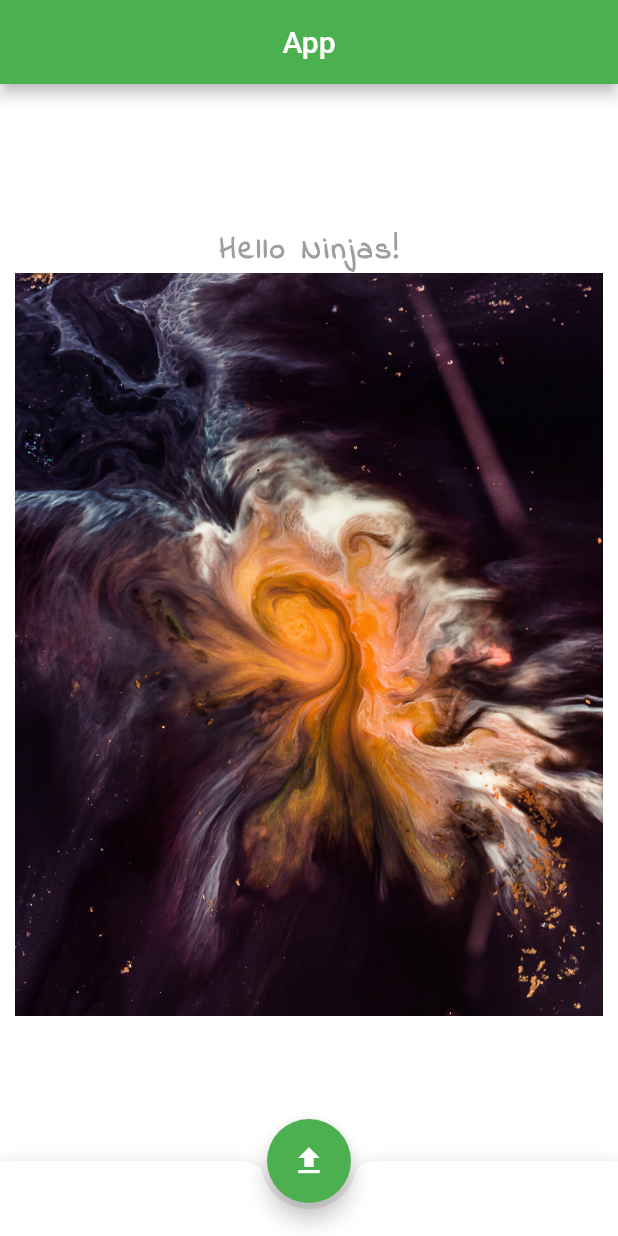
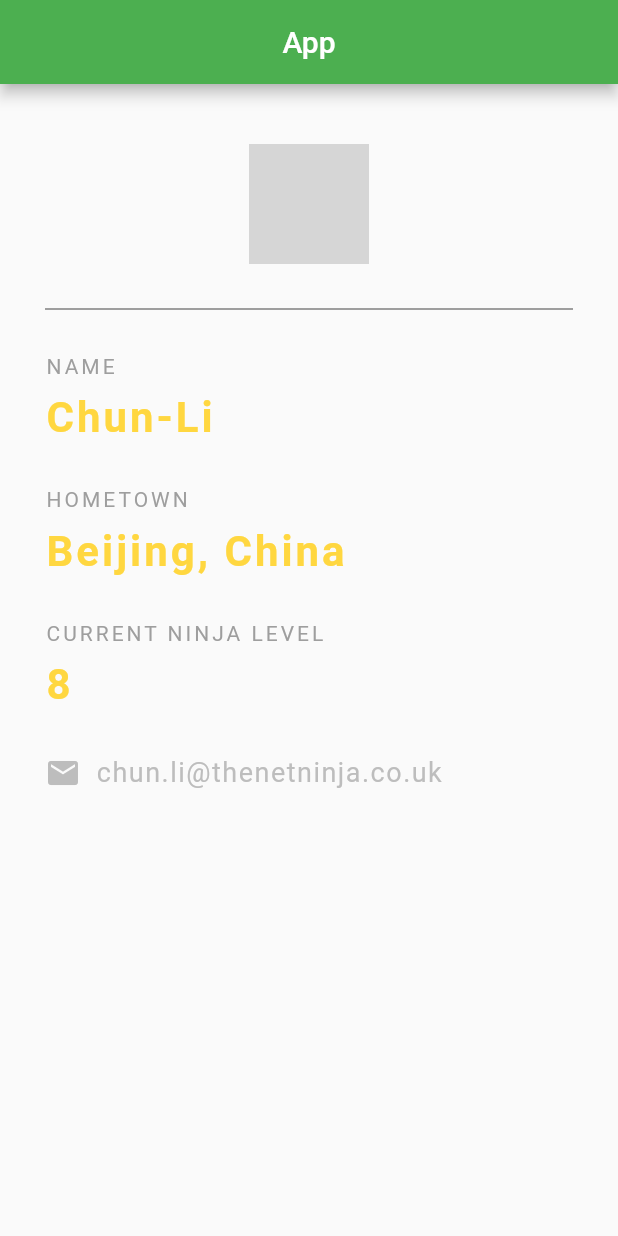
Before and after one commit to ZyferDk/Learn-Flutter, a Flutter app: the screen it shows after launch, on a phone screen of 412 x 824 dp. Run offline on Flutter 3.47's test engine with Material 2 defaults, Android fonts, the phone set to English and light mode, and no system bars; grey boxes are pictures that could not be loaded.

Commit message:
new rilis

```diff
--- a/lib/main.dart
+++ b/lib/main.dart
@@ -1,4 +1,5 @@
 import 'package:flutter/material.dart';
+import 'package:the_net_ninja/components/button_icon.dart';
 
 void main() => runApp(const MaterialApp(
       home: Home(),
@@ -15,47 +16,95 @@ class Home extends StatelessWidget {
         centerTitle: true,
         backgroundColor: Colors.green,
       ),
-      body: Center(
-        child: Container(
-          padding: const EdgeInsets.all(10),
-          child: Column(
-            mainAxisSize: MainAxisSize.min,
-            mainAxisAlignment: MainAxisAlignment.spaceEvenly,
-            children: const <Widget>[
-              Text(
-                'Hello Ninjas!',
-                style: TextStyle(
-                  fontSize: 20,
-                  fontWeight: FontWeight.bold,
-                  letterSpacing: 2,
-                  color: Colors.grey,
-                  fontFamily: 'IndieFlower',
+      body: Padding(
+        padding: const EdgeInsets.fromLTRB(30.0, 40.0, 30.0, 0),
+        child: Column(
+          crossAxisAlignment: CrossAxisAlignment.start,
+          children: <Widget>[
+            const Center(
+              child: CircleAvatar(
+                radius: 40.0,
+                backgroundImage: AssetImage('assets/thumb.jpg'),
+              ),
+            ),
+            Divider(
+              color: Colors.grey[800],
+              height: 60.0,
+            ),
+            const Text(
+              'NAME',
+              style: TextStyle(
+                color: Colors.grey,
+                letterSpacing: 2.0,
+              ),
+            ),
+            SizedBox(height: 10.0),
+            Text(
+              'Chun-Li',
+              style: TextStyle(
+                color: Colors.amberAccent[200],
+                fontWeight: FontWeight.bold,
+                fontSize: 28.0,
+                letterSpacing: 2.0,
+              ),
+            ),
+            SizedBox(height: 30.0),
+            Text(
+              'HOMETOWN',
+              style: TextStyle(
+                color: Colors.grey,
+                letterSpacing: 2.0,
+              ),
+            ),
+            SizedBox(height: 10.0),
+            Text(
+              'Beijing, China',
+              style: TextStyle(
+                color: Colors.amberAccent[200],
+                fontWeight: FontWeight.bold,
+                fontSize: 28.0,
+                letterSpacing: 2.0,
+              ),
+            ),
+            SizedBox(height: 30.0),
+            Text(
+              'CURRENT NINJA LEVEL',
+              style: TextStyle(
+                color: Colors.grey,
+                letterSpacing: 2.0,
+              ),
+            ),
+            SizedBox(height: 10.0),
+            Text(
+              '8',
+              style: TextStyle(
+                color: Colors.amberAccent[200],
+                fontWeight: FontWeight.bold,
+                fontSize: 28.0,
+                letterSpacing: 2.0,
+              ),
+            ),
+            SizedBox(height: 30.0),
+            Row(
+              children: <Widget>[
+                Icon(
+                  Icons.email,
+                  color: Colors.grey[400],
                 ),
-              ),
-              // Image(
-              //   image: NetworkImage(
-              //       'https://images.unsplash.com/photo-1637497520435-cb436ebddc8c?ixlib=rb-1.2.1&ixid=MnwxMjA3fDB8MHxwaG90by1wYWdlfHx8fGVufDB8fHx8&auto=format&fit=crop&w=465&q=80'),
-              // ),
-              Image(
-                image: AssetImage('assets/space-2.jpg'),
-              )
-            ],
-          ),
+                SizedBox(width: 10.0),
+                Text(
+                  'chun.li@thenetninja.co.uk',
+                  style: TextStyle(
+                    color: Colors.grey[400],
+                    fontSize: 18.0,
+                    letterSpacing: 1.0,
+                  ),
+                )
+              ],
+            ),
+          ],
         ),
       ),
-      backgroundColor: Colors.white,
-      bottomNavigationBar: BottomAppBar(
-        shape: const CircularNotchedRectangle(),
-        child: Container(
-          height: 50.0,
-        ),
-      ),
-      floatingActionButton: const FloatingActionButton(
-        onPressed: null,
-        backgroundColor: Colors.green,
-        child: Icon(Icons.upload),
-      ),
-      floatingActionButtonLocation: FloatingActionButtonLocation.centerDocked,
     );
   }
 }
--- a/pubspec.yaml
+++ b/pubspec.yaml
@@ -18,7 +18,7 @@ publish_to: 'none' # Remove this line if you wish to publish to pub.dev
 version: 1.0.0+1
 
 environment:
-  sdk: ">=2.12.0 <3.0.0"
+  sdk: ">=2.14.0 <3.0.0"
 
 # Dependencies specify other packages that your package needs in order to work.
 # To automatically upgrade your package dependencies to the latest versions
```
Also changed, not shown: lib/components/button_icon.dart (added, +114 -0 lines), pubspec.lock.
